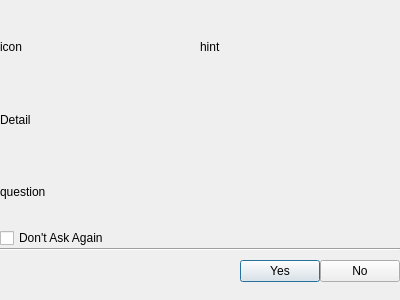
First picture: the form in ui/ssl-confirm-dialog.ui, repository haiwen/seafile-client, before the edit.
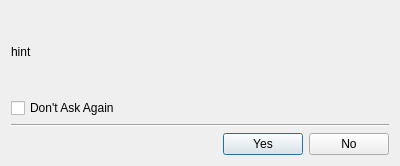
Second picture: the form after the edit.

Commit message: imporve ssl confirm dialog

```diff
--- a/ui/ssl-confirm-dialog.ui
+++ b/ui/ssl-confirm-dialog.ui
@@ -7,60 +7,17 @@
     <x>0</x>
     <y>0</y>
     <width>400</width>
-    <height>300</height>
+    <height>166</height>
    </rect>
   </property>
   <property name="windowTitle">
    <string>Dialog</string>
   </property>
   <layout class="QVBoxLayout" name="verticalLayout">
-   <property name="spacing">
-    <number>0</number>
-   </property>
-   <property name="leftMargin">
-    <number>0</number>
-   </property>
-   <property name="rightMargin">
-    <number>0</number>
-   </property>
-   <property name="bottomMargin">
-    <number>9</number>
-   </property>
    <item>
-    <layout class="QHBoxLayout" name="horizontalLayout_2">
-     <item>
-      <widget class="QLabel" name="mIcon">
-       <property name="text">
-        <string notr="true">icon</string>
-       </property>
-      </widget>
-     </item>
-     <item>
-      <widget class="QLabel" name="mHint">
-       <property name="text">
-        <string notr="true">hint</string>
-       </property>
-       <property name="wordWrap">
-        <bool>true</bool>
-       </property>
-      </widget>
-     </item>
-    </layout>
-   </item>
-   <item>
-    <widget class="QLabel" name="mErrorDetail">
+    <widget class="QLabel" name="mHint">
      <property name="text">
-      <string notr="true">Detail</string>
-     </property>
-     <property name="wordWrap">
-      <bool>true</bool>
-     </property>
-    </widget>
-   </item>
-   <item>
-    <widget class="QLabel" name="mQuestion">
-     <property name="text">
-      <string notr="true">question</string>
+      <string notr="true">hint</string>
      </property>
      <property name="wordWrap">
       <bool>true</bool>
@@ -84,10 +41,10 @@
    <item>
     <layout class="QHBoxLayout" name="horizontalLayout">
      <property name="topMargin">
-      <number>9</number>
+      <number>0</number>
      </property>
      <property name="bottomMargin">
-      <number>9</number>
+      <number>0</number>
      </property>
      <item>
       <spacer name="horizontalSpacer">
```
Left out of the diff: 5 changed lines with no effect on the pictures. The commit also changes 2 other files.
